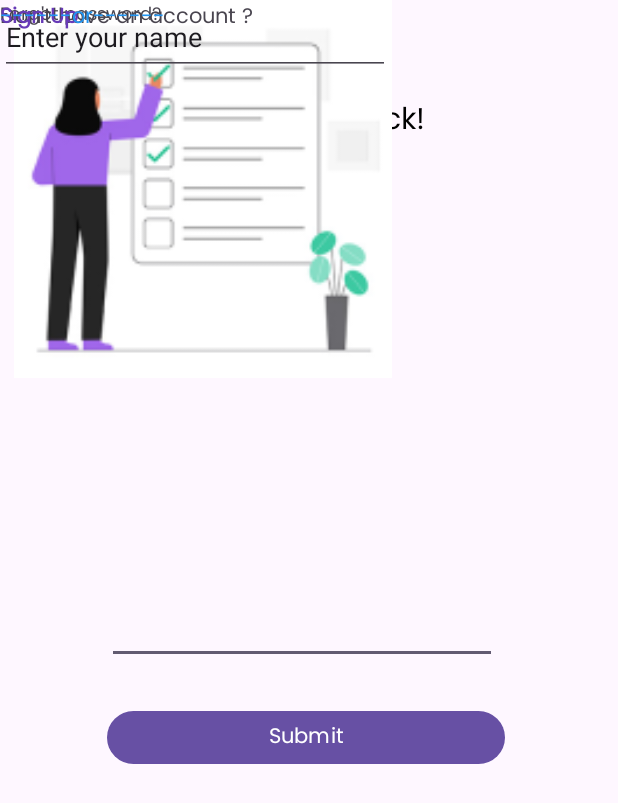
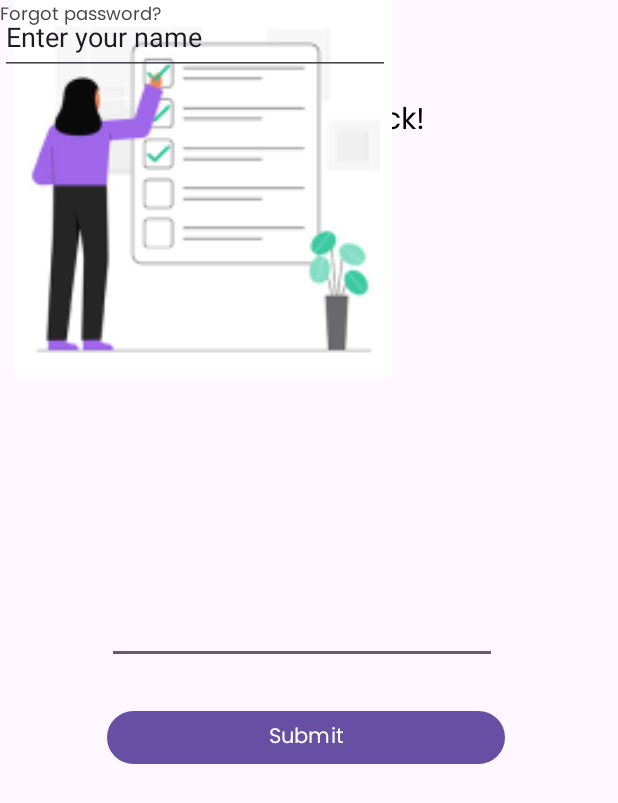
Before and after one commit to kaverikhode/to_do, an Android app: the screen it shows after launch (MainActivity), after a tap on "Submit", on a phone screen of 412 x 824 dp. Shown: the top 803 px of the screen. Run offline under Robolectric (Android 15) with nearby library versions, the phone set to English and light mode, and no system bars; 1 statement that could not run was skipped.

Commit message:
Updated feature mainactivity.kt

```diff
--- /dev/null
+++ b/app/src/main/java/com/example/todo/ForgotPasswordActivity.kt
@@ -0,0 +1,11 @@
+package com.example.todo
+
+import android.os.Bundle
+import androidx.appcompat.app.AppCompatActivity
+
+class ForgotPasswordActivity : AppCompatActivity() {
+    override fun onCreate(savedInstanceState: Bundle?) {
+        super.onCreate(savedInstanceState)
+        setContentView(R.layout.activity_forgot_password)
+    }
+}
--- a/app/src/main/java/com/example/todo/MainActivity.kt
+++ b/app/src/main/java/com/example/todo/MainActivity.kt
@@ -1,5 +1,6 @@
 package com.example.todo
 
+import android.content.Intent
 import android.os.Bundle
 import android.widget.Button
 import android.widget.EditText
@@ -9,33 +10,42 @@ import android.widget.Toast
 import androidx.appcompat.app.AppCompatActivity
 
 class MainActivity : AppCompatActivity() {
+
+    private lateinit var nameEditText: EditText
+    private lateinit var passwordEditText: EditText
+    private lateinit var submitButton: Button
+    private lateinit var welcomeText: TextView
+    private lateinit var forgotPasswordText: TextView
+    private lateinit var imageView: ImageView
+
     override fun onCreate(savedInstanceState: Bundle?) {
         super.onCreate(savedInstanceState)
         setContentView(R.layout.activity_main)
 
-        val imageView: ImageView = findViewById(R.id.imageView)
-        val editTextName: EditText = findViewById(R.id.editTextText)
-        val editTextPassword: EditText = findViewById(R.id.editTextTextPassword)
-        val buttonSubmit: Button = findViewById(R.id.button)
-        val textForgotPassword: TextView = findViewById(R.id.forgotpassword)
-        val textSignUp: TextView = findViewById(R.id.textView_signup)
+        // Initialize UI components
+        nameEditText = findViewById(R.id.editTextText)
+        passwordEditText = findViewById(R.id.editTextTextPassword)
+        submitButton = findViewById(R.id.button)
+        welcomeText = findViewById(R.id.main)
+        forgotPasswordText = findViewById(R.id.forgotpassword)
+        imageView = findViewById(R.id.imageView)
 
-        buttonSubmit.setOnClickListener {
-            val name = editTextName.text.toString()
-            val password = editTextPassword.text.toString()
+        // Handle Submit button click
+        submitButton.setOnClickListener {
+            val name = nameEditText.text.toString()
+            val password = passwordEditText.text.toString()
+
             if (name.isNotEmpty() && password.isNotEmpty()) {
-                Toast.makeText(this, "Welcome, $name!", Toast.LENGTH_SHORT).show()
+                Toast.makeText(this, "Hello $name!", Toast.LENGTH_SHORT).show()
             } else {
-                Toast.makeText(this, "Please enter both name and password", Toast.LENGTH_SHORT).show()
+                Toast.makeText(this, "Please enter both name and password.", Toast.LENGTH_SHORT).show()
             }
         }
 
-        textForgotPassword.setOnClickListener {
-            Toast.makeText(this, "Forgot Password clicked", Toast.LENGTH_SHORT).show()
-        }
-
-        textSignUp.setOnClickListener {
-            Toast.makeText(this, "Sign Up clicked", Toast.LENGTH_SHORT).show()
+        // Optionally handle Forgot Password click
+        forgotPasswordText.setOnClickListener {
+            val intent = Intent(this, ForgotPasswordActivity::class.java)
+            startActivity(intent)
         }
     }
 }
--- /dev/null
+++ b/app/src/main/res/layout/activity_forgot_password.xml
@@ -0,0 +1,6 @@
+<?xml version="1.0" encoding="utf-8"?>
+<androidx.constraintlayout.widget.ConstraintLayout xmlns:android="http://schemas.android.com/apk/res/android"
+    android:layout_width="match_parent"
+    android:layout_height="match_parent">
+
+</androidx.constraintlayout.widget.ConstraintLayout>
--- a/app/src/main/res/layout/activity_main.xml
+++ b/app/src/main/res/layout/activity_main.xml
@@ -77,37 +77,4 @@
         tools:layout_editor_absoluteY="574dp"
         tools:ignore="MissingConstraints" />
 
-    <TextView
-        android:id="@+id/textView3"
-        android:layout_width="wrap_content"
-        android:layout_height="wrap_content"
-        android:fontFamily="@font/poppins"
-        android:text="Don't have an account ?"
-        tools:layout_editor_absoluteX="113dp"
-        tools:layout_editor_absoluteY="653dp"
-        tools:ignore="MissingConstraints" />
-
-    <TextView
-        android:id="@+id/textView_signup"
-        android:layout_width="wrap_content"
-        android:layout_height="wrap_content"
-        android:fontFamily="@font/poppins"
-        android:text="Sign Up"
-        android:textColor="#673AB7"
-        android:textStyle="bold"
-        tools:layout_editor_absoluteX="288dp"
-        tools:layout_editor_absoluteY="653dp"
-        tools:ignore="MissingConstraints" />
-
-    <TextView
-        android:id="@+id/textView"
-        android:layout_width="wrap_content"
-        android:layout_height="wrap_content"
-        android:fontFamily="@font/poppins"
-        android:text="------or------"
-        android:textColor="#2196F3"
-        tools:layout_editor_absoluteX="151dp"
-        tools:layout_editor_absoluteY="606dp"
-        tools:ignore="MissingConstraints" />
-
 </androidx.constraintlayout.widget.ConstraintLayout>
```
